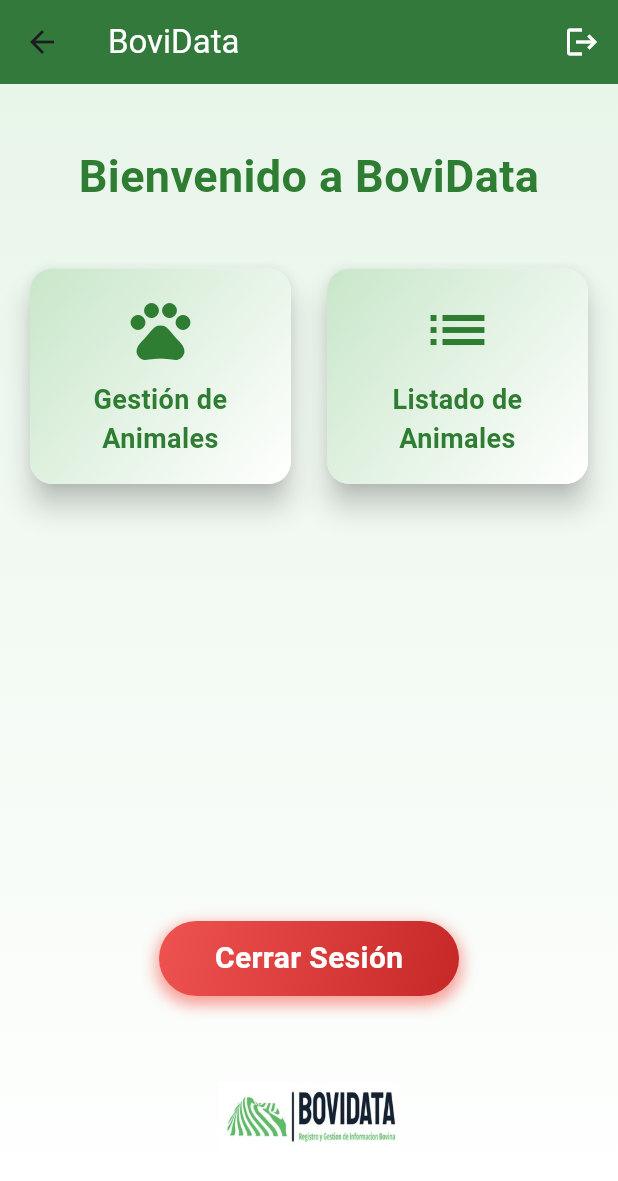
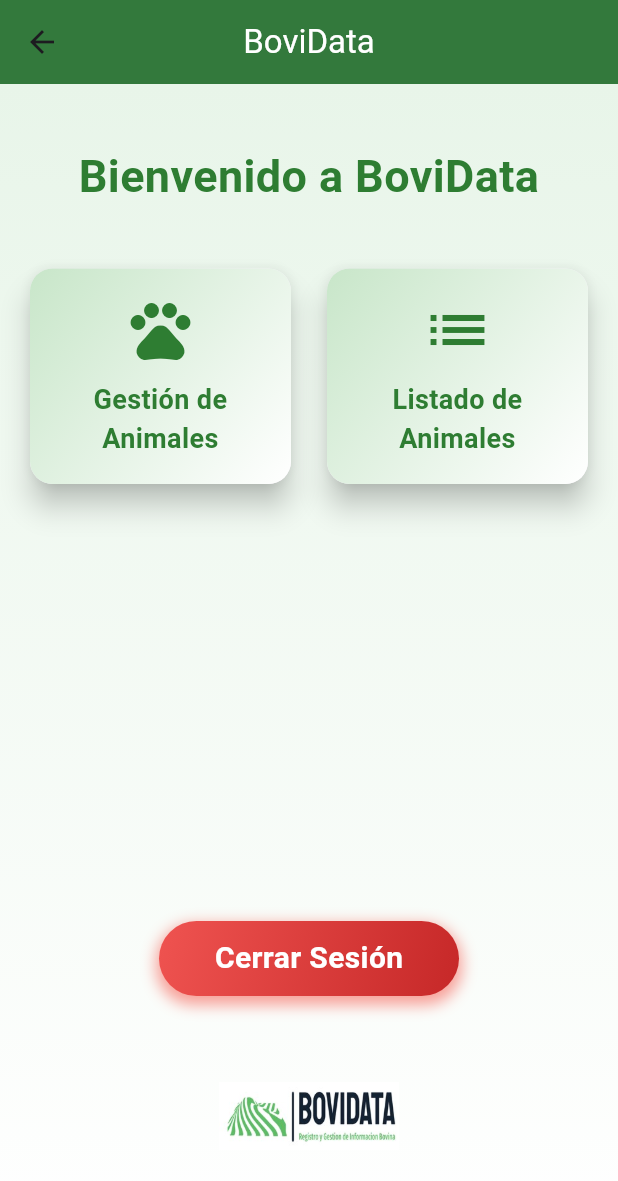
Before and after one commit to Suppra/BoviDataFirebase, a Flutter app: the HomePage screen opened directly with empty values, on a phone screen of 412 x 824 dp. Shown: the top 1181 px of the screen. Run offline on Flutter 3.47's test engine with Material 3 defaults, Android fonts, the phone set to English and light mode, and no system bars; our stand-ins replace cloud_firestore, firebase_auth, firebase_core; accounts and stored records are empty.

Commit message:
MEJORAS VISUALES 3.1.1

```diff
--- a/lib/vista/home/home_screen.dart
+++ b/lib/vista/home/home_screen.dart
@@ -13,14 +13,7 @@
         title: Text('BoviData', style: TextStyle(color: Colors.white)),
         backgroundColor: Colors.green[800],
         elevation: 4,
-        actions: [
-          IconButton(
-            icon: Icon(Icons.logout, color: Colors.white),
-            onPressed: () {
-              _logout(context);
-            },
-          ),
-        ],
+       centerTitle: true,
       ),
       body: Container(
         decoration: BoxDecoration(
```
